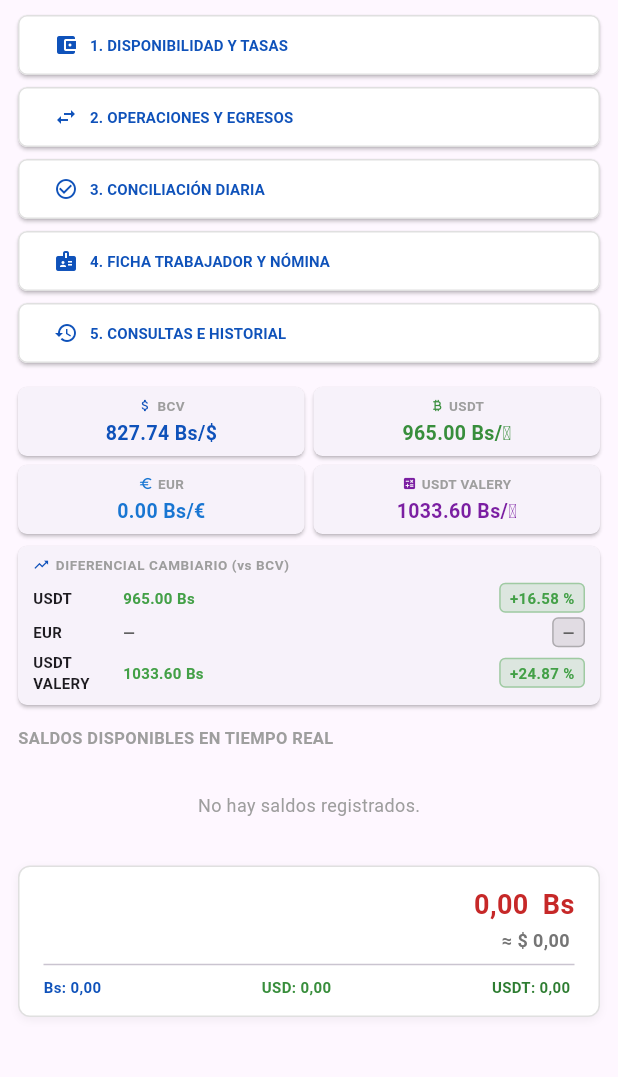
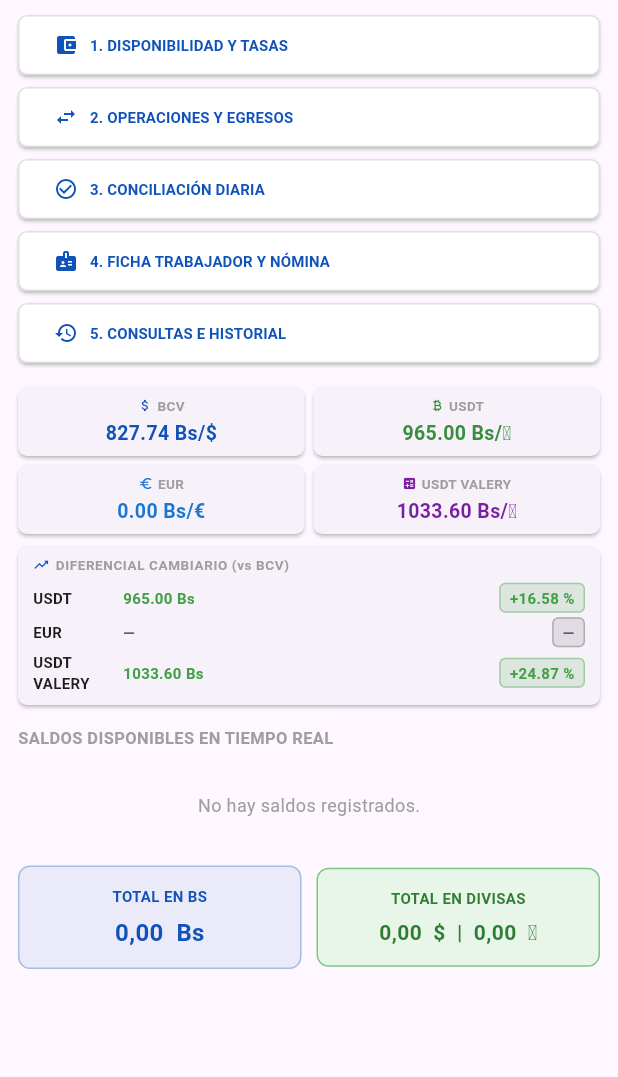
Before and after one commit to flobo213-lang/finanzas-pro, a Flutter app: the screen it shows after launch, on a phone screen of 412 x 824 dp, the part 126-1203 px from its top. Run offline on Flutter 3.47's test engine with Material 3 defaults, Android fonts, the phone set to English and light mode, and no system bars; our stand-ins replace pdf, printing, shared_preferences; network calls fail; Roboto replaces fonts that are missing (Arial).

Commit message:
Fix: Bloques de totales separados en Dashboard

```diff
--- a/lib/main.dart
+++ b/lib/main.dart
@@ -782,65 +782,72 @@ class _DashboardScreenState extends State<DashboardScreen> {
       }
     }
 
-    double granTotalBs =
-        totalBs + (totalUSD * _tasaUSD) + (totalUSDT * _tasaUSDT);
-    double granTotalUSD = _tasaUSD > 0 ? (granTotalBs / _tasaUSD) : 0;
-
-    return Container(
-      margin: const EdgeInsets.only(top: 12, bottom: 20),
-      padding: const EdgeInsets.symmetric(horizontal: 16, vertical: 12),
+    return Padding(
+      padding: const EdgeInsets.only(top: 12, bottom: 20),
+      child: Row(
+        children: [
+          // BLOQUE 1: TOTAL EN BS
+          Expanded(
+            child: Container(
+              padding: const EdgeInsets.symmetric(vertical: 12, horizontal: 10),
               decoration: BoxDecoration(
-          color: Colors.white,
+                color: azulHeader.withValues(alpha: 0.08),
                 borderRadius: BorderRadius.circular(8),
-          border: Border.all(color: Colors.grey.shade300),
-          boxShadow: [
-            BoxShadow(
-                color: Colors.black.withOpacity(0.05),
-                blurRadius: 4,
-                offset: const Offset(0, 2))
-          ]),
+                border: Border.all(color: azulHeader.withValues(alpha: 0.3)),
+              ),
               child: Column(
-        crossAxisAlignment: CrossAxisAlignment.end,
                 children: [
-          // Gran Total en Bs (Rojo)
-          Text(
-            "${_fmt.format(granTotalBs)} Bs",
-            style: TextStyle(
-                fontSize: 18,
-                fontWeight: FontWeight.bold,
-                color: Colors.red.shade800),
-          ),
-          const SizedBox(height: 2),
-          // Ref en USD (Gris)
-          Text(
-            "≈ \$ ${_fmt.format(granTotalUSD)}",
-            style: TextStyle(
-                fontSize: 12,
-                fontWeight: FontWeight.bold,
-                color: Colors.grey.shade600),
-          ),
-          const Divider(height: 16),
-          // Desglose
-          Row(
-            mainAxisAlignment: MainAxisAlignment.spaceBetween,
-            children: [
-              Text("Bs: ${_fmt.format(totalBs)}",
+                  Text("TOTAL EN BS",
                       style: TextStyle(
                           fontSize: 10,
-                      color: azulHeader,
-                      fontWeight: FontWeight.bold)),
-              Text("USD: ${_fmt.format(totalUSD)}",
+                          fontWeight: FontWeight.bold,
+                          color: azulHeader)),
+                  const SizedBox(height: 6),
+                  FittedBox(
+                    child: Text(
+                      "${_fmt.format(totalBs)} Bs",
+                      style: TextStyle(
+                          fontSize: 16,
+                          fontWeight: FontWeight.bold,
+                          color: azulHeader),
+                    ),
+                  ),
+                ],
+              ),
+            ),
+          ),
+          const SizedBox(width: 10),
+
+          // BLOQUE 2: TOTAL EN DIVISAS ($ y USDT)
+          Expanded(
+            child: Container(
+              padding: const EdgeInsets.symmetric(vertical: 12, horizontal: 10),
+              decoration: BoxDecoration(
+                color: Colors.green.shade50,
+                borderRadius: BorderRadius.circular(8),
+                border: Border.all(color: Colors.green.shade300),
+              ),
+              child: Column(
+                children: [
+                  Text("TOTAL EN DIVISAS",
                       style: TextStyle(
                           fontSize: 10,
-                      color: Colors.green.shade700,
-                      fontWeight: FontWeight.bold)),
-              Text("USDT: ${_fmt.format(totalUSDT)}",
+                          fontWeight: FontWeight.bold,
+                          color: Colors.green.shade800)),
+                  const SizedBox(height: 6),
+                  FittedBox(
+                    child: Text(
+                      "${_fmt.format(totalUSD)} \$  |  ${_fmt.format(totalUSDT)} ₮",
                       style: TextStyle(
-                      fontSize: 10,
-                      color: Colors.green.shade800,
-                      fontWeight: FontWeight.bold)),
+                          fontSize: 14,
+                          fontWeight: FontWeight.bold,
+                          color: Colors.green.shade800),
+                    ),
+                  ),
                 ],
-          )
+              ),
+            ),
+          ),
         ],
       ),
     );
```
Lines whose indentation alone changed are shown as unchanged.
